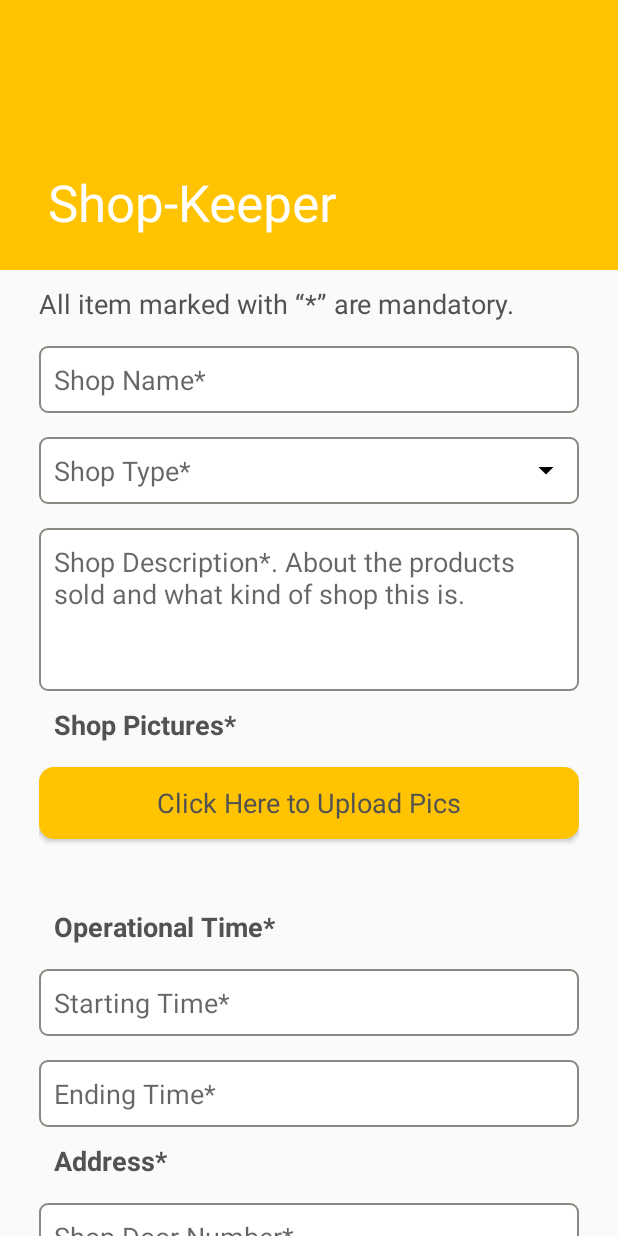
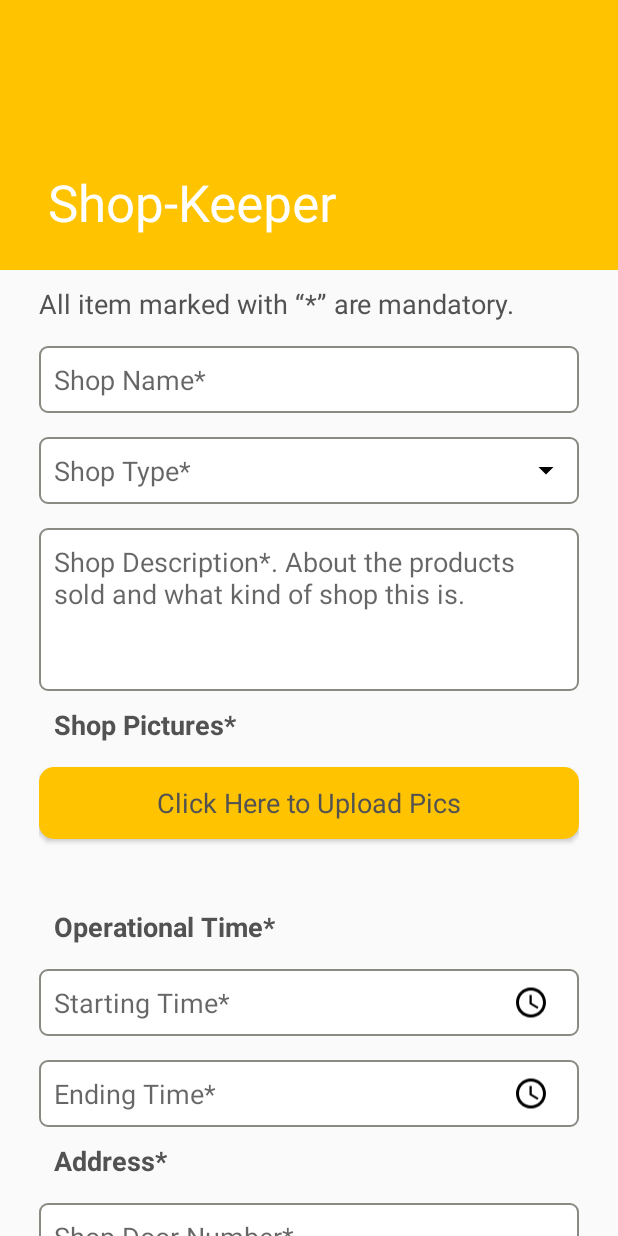
Before and after one commit to mostafa-emad/shoppament, an Android app: the screen it shows after launch (RegistrationActivity), on a phone screen of 412 x 824 dp. Run offline under Robolectric (Android 15) with nearby library versions, the phone set to English and light mode, and no system bars; our stand-ins replace Room's generated code, data binding.

Commit message:
- slots and timing part. - operational time pikers. - dropdown list example.

```diff
--- a/app/src/main/java/com/shoppament/data/models/SlotTimingModel.java
+++ b/app/src/main/java/com/shoppament/data/models/SlotTimingModel.java
@@ -2,11 +2,8 @@ package com.shoppament.data.models;
 
 public class SlotTimingModel extends BaseModel{
     private String id;
-    private String time;
-
-    public SlotTimingModel(String time) {
-        this.time = time;
-    }
+    private String fromDate;
+    private String toDate;
 
     public String getId() {
         return id;
@@ -16,11 +13,19 @@ public class SlotTimingModel extends BaseModel{
         this.id = id;
     }
 
-    public String getTime() {
-        return time;
+    public String getFromDate() {
+        return fromDate;
     }
 
-    public void setTime(String time) {
-        this.time = time;
+    public void setFromDate(String fromDate) {
+        this.fromDate = fromDate;
+    }
+
+    public String getToDate() {
+        return toDate;
+    }
+
+    public void setToDate(String toDate) {
+        this.toDate = toDate;
     }
 }
--- a/app/src/main/java/com/shoppament/utils/view/ViewController.java
+++ b/app/src/main/java/com/shoppament/utils/view/ViewController.java
@@ -287,7 +287,7 @@ public class ViewController {
         popupWindow.setFocusable(true);
 //        popupWindow.setBackgroundDrawable(activity.getResources().getDrawable(R.drawable.popup_background));
         popupWindow.setWidth(pxFromDp(activity,100));
-//        popupWindow.setBackgroundDrawable(activity.getResources().getDrawable(R.drawable.popup_bg));
+        popupWindow.setBackgroundDrawable(activity.getResources().getDrawable(R.drawable.popup_bg));
 //        popupWindow.setBackgroundDrawable(new ColorDrawable(Color.TRANSPARENT));
         popupWindow.setHeight(WindowManager.LayoutParams.WRAP_CONTENT);
         popupWindow.setContentView(listViewSort);
--- /dev/null
+++ b/app/src/main/res/drawable/ic_access_time.xml
@@ -0,0 +1,9 @@
+<vector xmlns:android="http://schemas.android.com/apk/res/android"
+        android:width="24dp"
+        android:height="24dp"
+        android:viewportWidth="24.0"
+        android:viewportHeight="24.0">
+    <path
+        android:fillColor="#FF000000"
+        android:pathData="M11.99,2C6.47,2 2,6.48 2,12s4.47,10 9.99,10C17.52,22 22,17.52 22,12S17.52,2 11.99,2zM12,20c-4.42,0 -8,-3.58 -8,-8s3.58,-8 8,-8 8,3.58 8,8 -3.58,8 -8,8zM12.5,7H11v6l5.25,3.15 0.75,-1.23 -4.5,-2.67z"/>
+</vector>
--- a/app/src/main/res/layout/activity_registration.xml
+++ b/app/src/main/res/layout/activity_registration.xml
@@ -72,16 +72,17 @@
                     android:id="@+id/shop_name_et"
                     android:layout_width="0dp"
                     android:layout_height="wrap_content"
-                    android:lines="1"
-                    style="@style/TextAppearance.AppCompat.Medium"
                     android:layout_marginTop="@dimen/padding_large"
                     android:padding="@dimen/padding_medium"
+                    android:hint="@string/shop_name_et"
+                    style="@style/TextAppearance.AppCompat.Medium"
+                    android:gravity="start"
+                    android:inputType="textPersonName"
+                    android:lines="1"
+                    android:textColor="@color/colorText"
+                    android:background="@drawable/et_round_border"
                     android:imeOptions="actionNext"
                     android:nextFocusDown="@+id/shop_desc_et"
-                    android:textColor="@color/colorText"
-                    android:background="@drawable/et_round_border"
-                    android:inputType="textPersonName"
-                    android:hint="@string/shop_name_et"
                     app:layout_constraintEnd_toEndOf="parent"
                     app:layout_constraintStart_toStartOf="parent"
                     app:layout_constraintTop_toBottomOf="@+id/input_fields_hint_txt" />
@@ -96,6 +97,7 @@
                     android:layout_marginTop="@dimen/padding_large"
                     android:drawableEnd="@drawable/ic_arrow_drop_down"
                     android:drawablePadding="@dimen/padding_small"
+                    android:onClick="showShopTypeList"
                     android:padding="@dimen/padding_medium"
                     android:background="@drawable/et_round_border"
                     android:hint="@string/shop_type_et"
@@ -180,39 +182,64 @@
                     app:layout_constraintTop_toBottomOf="@+id/pictures_recycler"
                     android:text="@string/operational_time_title_txt" />
 
-                <EditText
+<!--                <EditText-->
+<!--                    android:id="@+id/starting_time_et"-->
+<!--                    android:layout_width="0dp"-->
+<!--                    android:layout_height="wrap_content"-->
+<!--                    style="@style/TextAppearance.AppCompat.Medium"-->
+<!--                    android:layout_marginTop="@dimen/padding_large"-->
+<!--                    android:padding="@dimen/padding_medium"-->
+<!--                    android:inputType="time"-->
+<!--                    android:onClick="getStartingTime"-->
+<!--                    android:singleLine="true"-->
+<!--                    android:imeOptions="actionNext"-->
+<!--                    android:nextFocusDown="@+id/ending_time_et"-->
+<!--                    android:textColor="@color/colorText"-->
+<!--                    android:background="@drawable/et_round_border"-->
+<!--                    android:hint="@string/starting_time_et"-->
+<!--                    app:layout_constraintEnd_toEndOf="parent"-->
+<!--                    app:layout_constraintStart_toStartOf="parent"-->
+<!--                    app:layout_constraintTop_toBottomOf="@+id/operational_time_title_txt" />-->
+
+                <com.shoppament.utils.view.TimeEditText
                     android:id="@+id/starting_time_et"
                     android:layout_width="0dp"
                     android:layout_height="wrap_content"
-                    style="@style/TextAppearance.AppCompat.Medium"
                     android:layout_marginTop="@dimen/padding_large"
-                    android:padding="@dimen/padding_medium"
-                    android:singleLine="true"
                     android:imeOptions="actionNext"
                     android:nextFocusDown="@+id/ending_time_et"
-                    android:textColor="@color/colorText"
-                    android:background="@drawable/et_round_border"
-                    android:hint="@string/starting_time_et"
                     app:layout_constraintEnd_toEndOf="parent"
                     app:layout_constraintStart_toStartOf="parent"
                     app:layout_constraintTop_toBottomOf="@+id/operational_time_title_txt" />
 
-                <EditText
+                <com.shoppament.utils.view.TimeEditText
                     android:id="@+id/ending_time_et"
                     android:layout_width="0dp"
                     android:layout_height="wrap_content"
-                    style="@style/TextAppearance.AppCompat.Medium"
                     android:layout_marginTop="@dimen/padding_large"
-                    android:padding="@dimen/padding_medium"
-                    android:singleLine="true"
                     android:imeOptions="actionNext"
                     android:nextFocusDown="@+id/shop_door_number_et"
-                    android:textColor="@color/colorText"
-                    android:background="@drawable/et_round_border"
-                    android:hint="@string/ending_time_et"
                     app:layout_constraintEnd_toEndOf="parent"
                     app:layout_constraintStart_toStartOf="parent"
                     app:layout_constraintTop_toBottomOf="@+id/starting_time_et" />
+
+<!--                <EditText-->
+<!--                    android:id="@+id/ending_time_et"-->
+<!--                    android:layout_width="0dp"-->
+<!--                    android:layout_height="wrap_content"-->
+<!--                    style="@style/TextAppearance.AppCompat.Medium"-->
+<!--                    android:layout_marginTop="@dimen/padding_large"-->
+<!--                    android:padding="@dimen/padding_medium"-->
+<!--                    android:onClick="getEndingTime"-->
+<!--                    android:singleLine="true"-->
+<!--                    android:imeOptions="actionNext"-->
+<!--                    android:nextFocusDown="@+id/shop_door_number_et"-->
+<!--                    android:textColor="@color/colorText"-->
+<!--                    android:background="@drawable/et_round_border"-->
+<!--                    android:hint="@string/ending_time_et"-->
+<!--                    app:layout_constraintEnd_toEndOf="parent"-->
+<!--                    app:layout_constraintStart_toStartOf="parent"-->
+<!--                    app:layout_constraintTop_toBottomOf="@+id/starting_time_et" />-->
 
                 <TextView
                     android:id="@+id/address_title_txt"
@@ -344,12 +371,13 @@
                     app:layout_constraintTop_toBottomOf="@+id/city_txt"
                     android:text="@string/average_time_title_txt" />
 
-                <TextView
+                <EditText
                     android:id="@+id/average_time_hh_et"
                     android:layout_width="40dp"
                     android:layout_height="wrap_content"
                     android:gravity="center"
                     android:singleLine="true"
+                    android:inputType="time"
                     android:onClick="getTime"
                     style="@style/TextAppearance.AppCompat.Medium"
                     android:layout_marginTop="@dimen/padding_large"
@@ -372,11 +400,12 @@
                     app:layout_constraintBottom_toBottomOf="@+id/average_time_hh_et"
                     android:text="@string/average_time_space_txt" />
 
-                <TextView
+                <EditText
                     android:id="@+id/average_time_mm_et"
                     android:layout_width="40dp"
                     android:layout_height="wrap_content"
                     android:gravity="center"
+                    android:inputType="time"
                     android:singleLine="true"
                     android:onClick="getTime"
                     android:textColor="@color/colorText"
@@ -582,6 +611,7 @@
                     style="@style/TextAppearance.AppCompat.Medium"
                     android:layout_marginTop="@dimen/padding_large"
                     android:padding="@dimen/padding_medium"
+                    android:onClick="restSlotTimings"
                     android:textColor="@color/colorText"
                     android:background="@drawable/btn_bg_shape"
                     android:text="@string/reset_slot_timings_btn"
--- a/app/src/main/res/layout/item_popup_option.xml
+++ b/app/src/main/res/layout/item_popup_option.xml
@@ -13,7 +13,7 @@
         tools:text="Name"
         android:gravity="center"
         android:layout_margin="@dimen/padding_small"
-        android:textColor="@color/colorPrimary"
+        android:textColor="@color/colorText"
         android:layout_centerInParent="true"
         style="@style/Base.TextAppearance.AppCompat.Small" />
 
--- /dev/null
+++ b/app/src/main/res/layout/layout_time_edit_text.xml
@@ -0,0 +1,49 @@
+<?xml version="1.0" encoding="utf-8"?>
+<layout xmlns:android="http://schemas.android.com/apk/res/android"
+    xmlns:tools="http://schemas.android.com/tools"
+    xmlns:app="http://schemas.android.com/apk/res-auto">
+
+    <data>
+
+    </data>
+
+    <androidx.constraintlayout.widget.ConstraintLayout
+        android:layout_width="match_parent"
+        android:layout_height="wrap_content"
+        android:background="@drawable/et_round_border"
+        tools:layout_margin="@dimen/padding_small">
+
+        <EditText
+            android:id="@+id/time_et"
+            style="@style/TextAppearance.AppCompat.Medium"
+            android:layout_width="0dp"
+            android:layout_height="wrap_content"
+            android:background="@null"
+            android:hint="@string/starting_time_et"
+            android:layout_marginEnd="@dimen/padding_medium"
+            android:imeOptions="actionNext"
+            android:inputType="time"
+            android:digits="0123456789:"
+            android:maxLength="5"
+            android:nextFocusDown="@+id/ending_time_et"
+            android:padding="@dimen/padding_medium"
+            android:singleLine="true"
+            android:textColor="@color/colorText"
+            app:layout_constraintBottom_toBottomOf="parent"
+            app:layout_constraintEnd_toStartOf="@+id/time_picker_img"
+            app:layout_constraintStart_toStartOf="parent"
+            app:layout_constraintTop_toTopOf="parent" />
+
+        <ImageView
+            android:id="@+id/time_picker_img"
+            android:layout_width="wrap_content"
+            android:layout_height="0dp"
+            android:layout_marginEnd="@dimen/padding_medium"
+            android:padding="@dimen/padding_medium"
+            app:layout_constraintBottom_toBottomOf="parent"
+            app:layout_constraintEnd_toEndOf="parent"
+            app:layout_constraintTop_toTopOf="parent"
+            app:srcCompat="@drawable/ic_access_time" />
+
+    </androidx.constraintlayout.widget.ConstraintLayout>
+</layout>
--- a/app/src/main/res/values/strings.xml
+++ b/app/src/main/res/values/strings.xml
@@ -66,6 +66,11 @@
     <string name="done_btn">Done</string>
     <string name="close_btn">Close</string>
 
+    <string name="time_hours">hrs</string>
+    <string name="time_minutes">mins</string>
+    <string name="title_slot">Slot</string>
+    <string name="title_to">to</string>
+
     <!--    <string name="google_maps_key">AIzaSyAKEtCq48OPf0U6TKZslDh8qKnvFcf_AU0</string>-->
 
     <string name="large_text">
```
Also changed, not shown: app/src/main/java/com/shoppament/data/repo/RegistrationRepository.java (+14 -0 lines), app/src/main/java/com/shoppament/ui/activity/registration/RegistrationActivity.java (+56 -32 lines), app/src/main/java/com/shoppament/ui/activity/registration/RegistrationViewModel.java (+80 -21 lines), app/src/main/java/com/shoppament/ui/adapters/SlotsTimingRecyclerAdapter.java (+17 -1 lines), app/src/main/java/com/shoppament/utils/TimeFormatManager.java (added, +110 -0 lines), app/src/main/java/com/shoppament/utils/Utils.kt (deleted, +0 -26 lines), app/src/main/java/com/shoppament/utils/view/TimeEditText.java (added, +108 -0 lines), app/src/main/res/drawable/pop_bg.png (added).
